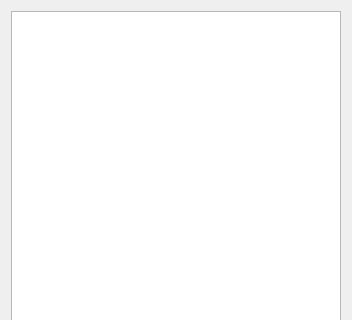
Old version of the form MainForm.ui in the repository Zac610/PinguiQT; both pictures show x 0 to 352 and y 0 to 320 of the 352 by 476 pixel window.
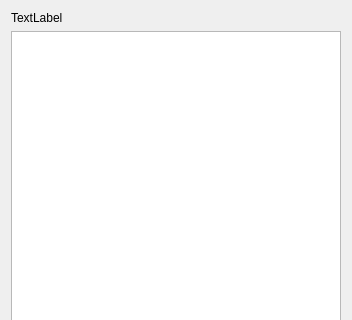
New version of the form.

Commit message: sistemata compilazione

Patch:
```diff
--- a/MainForm.ui
+++ b/MainForm.ui
@@ -14,11 +14,21 @@
    <string>Widget</string>
   </property>
   <layout class="QVBoxLayout" name="verticalLayout">
+   <item>
+    <widget class="QLabel" name="label">
+     <property name="text">
+      <string>TextLabel</string>
+     </property>
+    </widget>
+   </item>
    <item>
     <widget class="QTableView" name="tableView">
      <property name="showGrid">
       <bool>true</bool>
      </property>
+     <attribute name="horizontalHeaderVisible">
+      <bool>false</bool>
+     </attribute>
     </widget>
    </item>
   </layout>
```
The commit also changes 2 other files.
